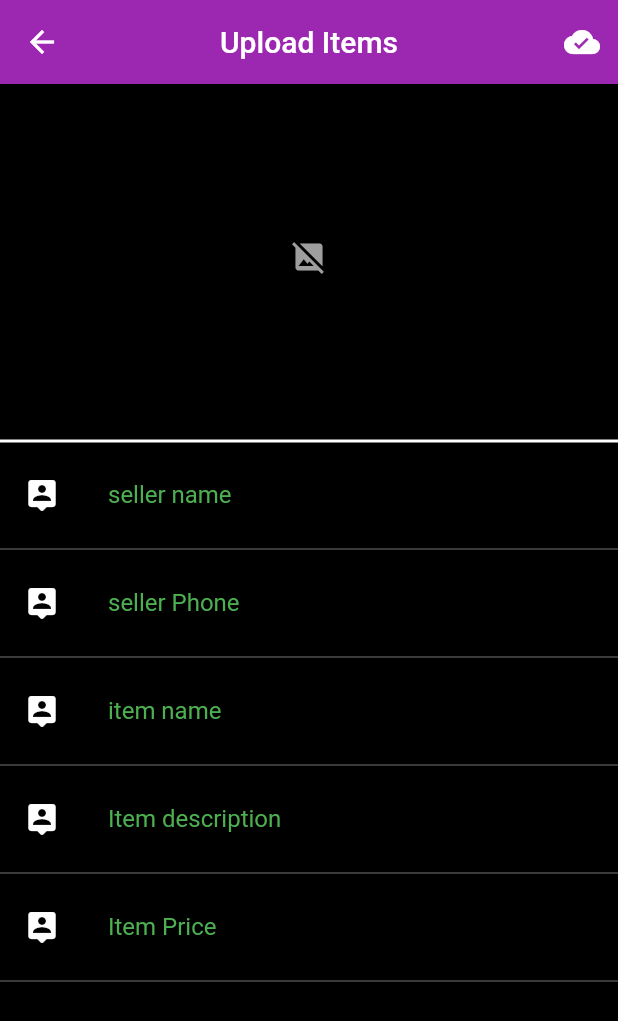
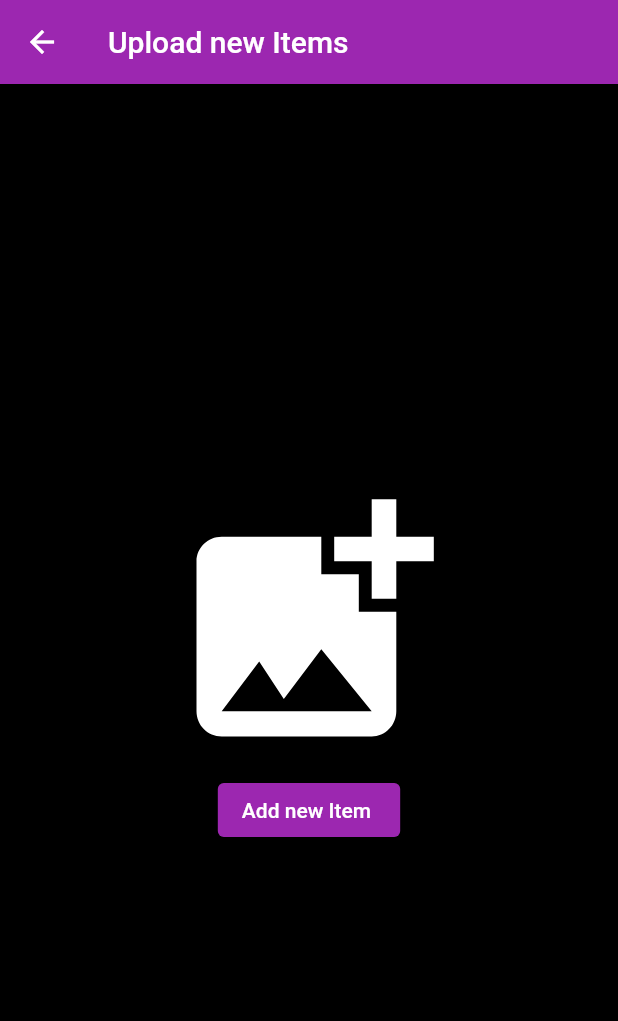
Before and after one commit to Kefi13/ar_demo_app, a Flutter app: the ItemsUploadScreen screen opened directly, on a phone screen of 412 x 824 dp. Shown: the top 1021 px of the screen. Run offline on Flutter 3.47's test engine with Material 2 defaults, Android fonts, the phone set to English and light mode, and no system bars; our stand-ins replace firebase_core; accounts and stored records are empty.

Commit message:
upload image dialogue box done

```diff
--- a/lib/items_upload_screen.dart
+++ b/lib/items_upload_screen.dart
@@ -188,8 +188,71 @@ class _ItemsUploadScreenState extends State<ItemsUploadScreen> {
     );
   }
 
+  // default screen
+
+  Widget defaultScreen() {
+    return Scaffold(
+      backgroundColor: Colors.black,
+      appBar: AppBar(
+        title: const Text(
+          "Upload new Items",
+          style: TextStyle(color: Colors.white),
+        ),
+      ),
+      body: Center(
+        child: Column(
+          mainAxisAlignment: MainAxisAlignment.center,
+          children: [
+            const Icon(
+              Icons.add_photo_alternate,
+              color: Colors.white,
+              size: 200,
+            ),
+            ElevatedButton(
+                onPressed: () {
+                  showDialogueBox();
+                },
+                child: const Text(
+                  "Add new Item ",
+                  style: TextStyle(color: Colors.white),
+                ))
+          ],
+        ),
+      ),
+    );
+  }
+
+  showDialogueBox() {
+    return showDialog(
+        context: context,
+        builder: (c) {
+          return SimpleDialog(
+            backgroundColor: Colors.white,
+            title: const Text(
+              "Item image ",
+            ),
+            children: [
+              SimpleDialogOption(
+                onPressed: () {},
+                child: const Text("Capture image with Camera "),
+              ),
+              SimpleDialogOption(
+                onPressed: () {},
+                child: const Text("Upload from Gallery  "),
+              ),
+              SimpleDialogOption(
+                onPressed: () {
+                  Navigator.pop(context);
+                },
+                child: const Text("Cancel  "),
+              )
+            ],
+          );
+        });
+  }
+
   @override
   Widget build(BuildContext context) {
-    return uploadFormScreen();
+    return defaultScreen();
   }
 }
```
